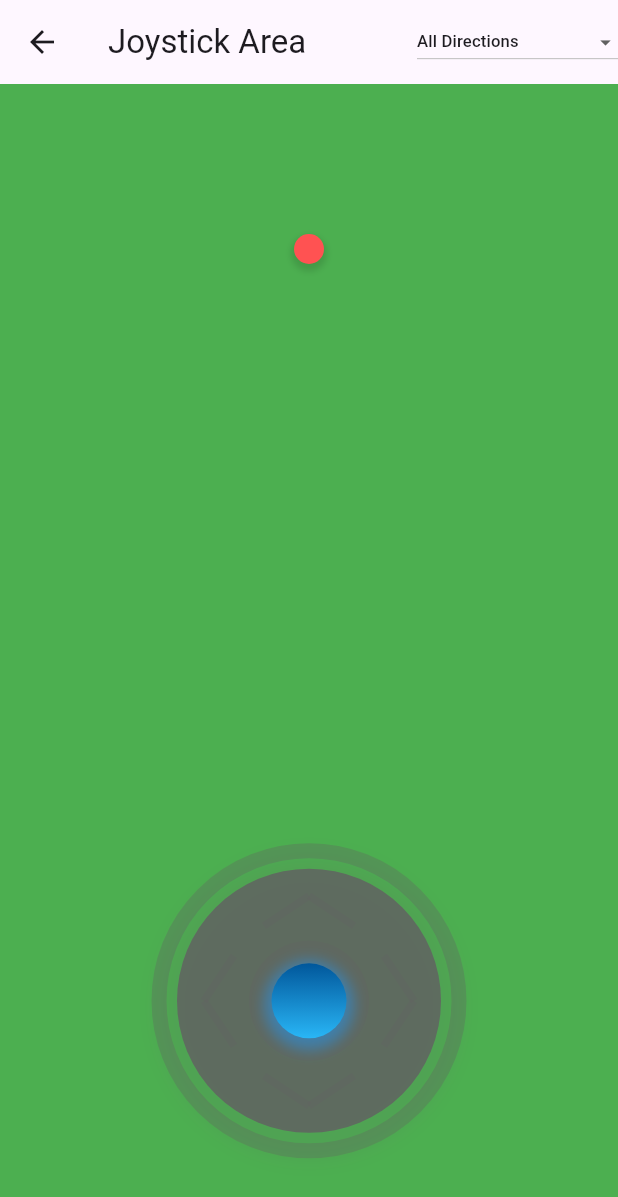
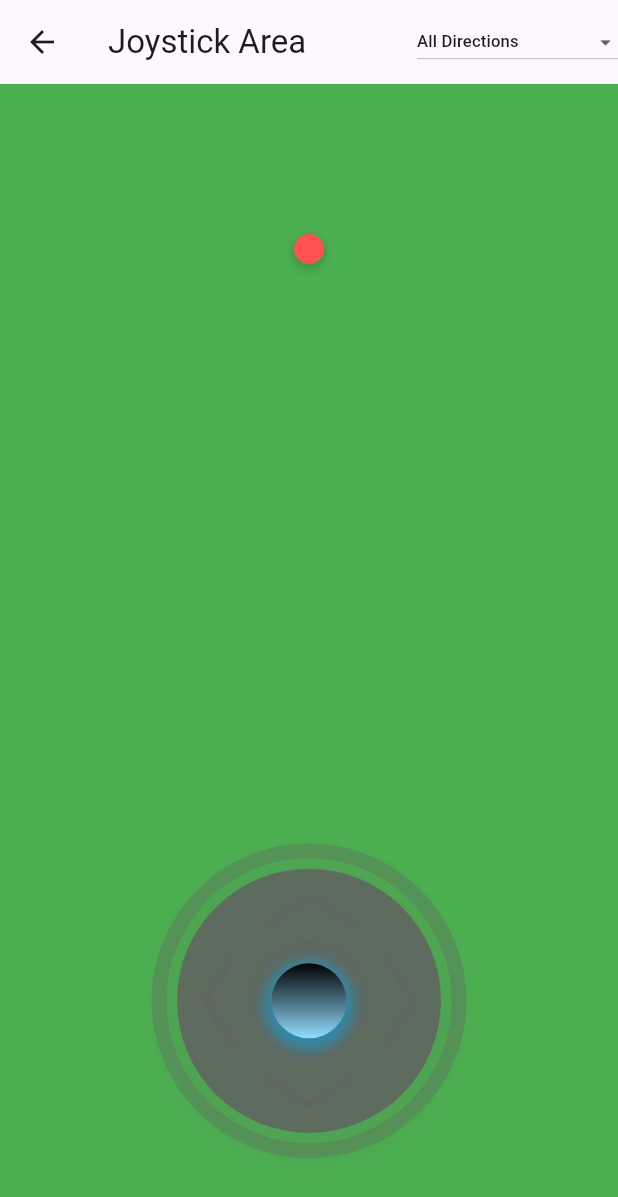
Before and after one commit to pavelzaichyk/flutter_joystick, a Flutter app: the JoystickAreaExample screen opened directly, on a phone screen of 412 x 824 dp. Shown: the top 1197 px of the screen. Run offline on Flutter 3.47's test engine with Material 3 defaults, Android fonts, the phone set to English and light mode, and no system bars.

Commit message:
Replace MaterialColor with Color in JoystickStick widget and add methods to evaluate darken, lighten versions.

```diff
--- a/lib/src/joystick_stick.dart
+++ b/lib/src/joystick_stick.dart
@@ -1,13 +1,13 @@
 import 'package:flutter/material.dart';
 
 class JoystickStick extends StatelessWidget {
-  final MaterialColor color;
-  final Color shadowColor;
+  final Color color;
+  final Color? shadowColor;
   final double size;
 
   const JoystickStick({
     this.color = Colors.lightBlue,
-    this.shadowColor = Colors.blue,
+    this.shadowColor,
     this.size = 50,
     Key? key,
   }) : super(key: key);
@@ -21,7 +21,7 @@ class JoystickStick extends StatelessWidget {
         shape: BoxShape.circle,
         boxShadow: [
           BoxShadow(
-            color: shadowColor.withOpacity(0.5),
+            color: shadowColor ?? color.withOpacity(0.5),
             spreadRadius: 5,
             blurRadius: 7,
             offset: const Offset(0, 3),
@@ -31,11 +31,30 @@ class JoystickStick extends StatelessWidget {
           begin: Alignment.topCenter,
           end: Alignment.bottomCenter,
           colors: [
-            color.shade900,
-            color.shade400,
+            darken(color, 0.9),
+            lighten(color, 0.3),
           ],
         ),
       ),
     );
   }
+
+  Color darken(Color color, [double amount = .1]) {
+    assert(amount >= 0 && amount <= 1);
+
+    final hsl = HSLColor.fromColor(color);
+    final hslDark = hsl.withLightness((hsl.lightness - amount).clamp(0.0, 1.0));
+
+    return hslDark.toColor();
+  }
+
+  Color lighten(Color color, [double amount = .1]) {
+    assert(amount >= 0 && amount <= 1);
+
+    final hsl = HSLColor.fromColor(color);
+    final hslLight =
+        hsl.withLightness((hsl.lightness + amount).clamp(0.0, 1.0));
+
+    return hslLight.toColor();
+  }
 }
```
